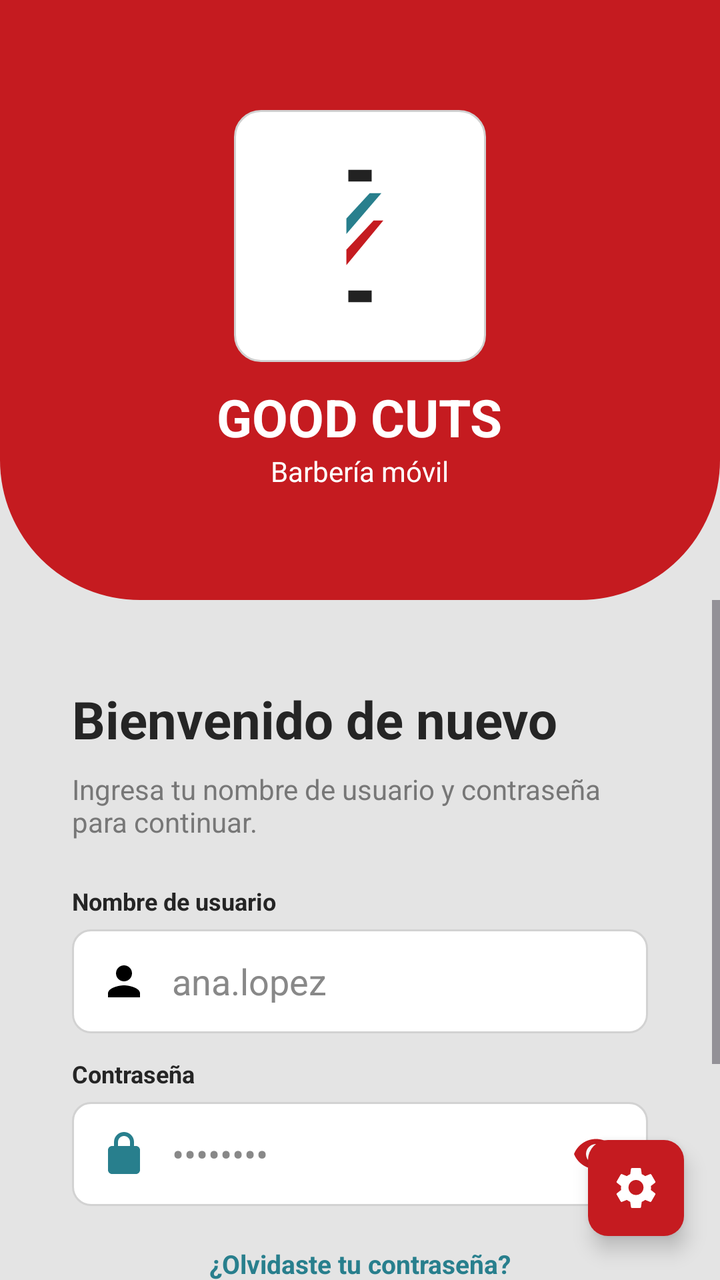
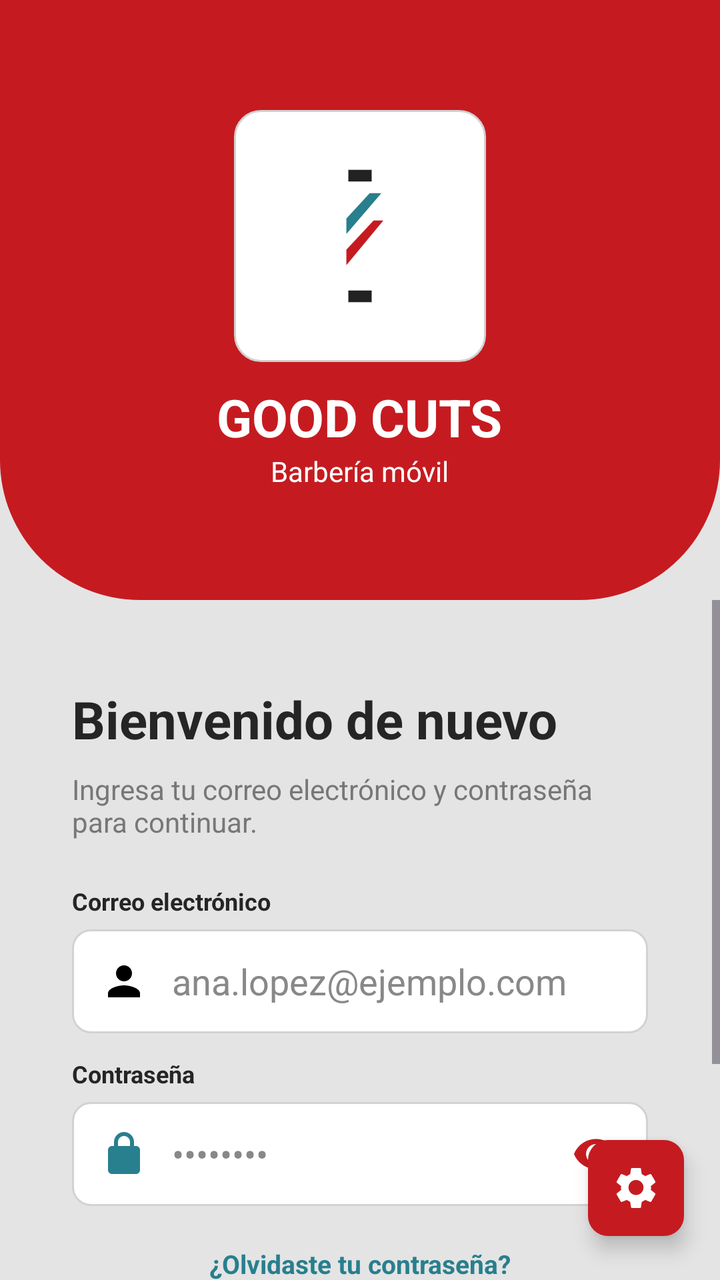

Screens rendered from an Android XML layout before and after an edit, with the pre-edit source and the edit as a unified diff.
<!-- AndroidManifest.xml: application theme Theme.Proyect_BS -->
<!-- res/layout/general_login.xml -->
<FrameLayout xmlns:android="http://schemas.android.com/apk/res/android"
    android:id="@+id/general_login_root"
    android:layout_width="match_parent"
    android:layout_height="match_parent"
    android:background="#E4E4E4">

    <LinearLayout
        android:layout_width="match_parent"
        android:layout_height="match_parent"
        android:orientation="vertical">
    <LinearLayout
        android:id="@+id/general_login_header"
        android:layout_width="match_parent"
        android:layout_height="300dp"
        android:gravity="center"
        android:orientation="vertical"
        android:background="@drawable/bg_general_header">
        <ImageView
            android:layout_width="126dp"
            android:layout_height="126dp"
            android:padding="28dp"
            android:background="@drawable/bg_general_card_light"
            android:src="@drawable/ic_general_battery"
            android:contentDescription="Good Cuts" />
        <TextView
            android:layout_width="wrap_content"
            android:layout_height="wrap_content"
            android:layout_marginTop="10dp"
            android:text="GOOD CUTS"
            android:textColor="@android:color/white"
            android:textSize="26sp"
            android:textStyle="bold" />
        <TextView
            android:layout_width="wrap_content"
            android:layout_height="wrap_content"
            android:text="Barber&#237;a m&#243;vil"
            android:textColor="@android:color/white"
            android:textSize="14sp" />
    </LinearLayout>

    <ScrollView
        android:layout_width="match_parent"
        android:layout_height="0dp"
        android:layout_weight="1"
        android:fillViewport="true">
        <LinearLayout
            android:id="@+id/general_login_content"
            android:layout_width="match_parent"
            android:layout_height="wrap_content"
            android:paddingStart="36dp"
            android:paddingEnd="36dp"
            android:paddingTop="42dp"
            android:paddingBottom="32dp"
            android:orientation="vertical">
            <TextView
                android:layout_width="match_parent"
                android:layout_height="wrap_content"
                android:text="Bienvenido de nuevo"
                android:textColor="#252525"
                android:textSize="26sp"
                android:textStyle="bold" />
            <TextView
                android:layout_width="match_parent"
                android:layout_height="wrap_content"
                android:layout_marginTop="8dp"
                android:text="Ingresa tu nombre de usuario y contrase&#241;a\npara continuar."
                android:textColor="#777777"
                android:textSize="14sp" />
            <TextView
                android:layout_width="match_parent"
                android:layout_height="wrap_content"
                android:layout_marginTop="22dp"
                android:text="Nombre de usuario"
                android:textColor="#252525"
                android:textSize="12sp"
                android:textStyle="bold" />
            <EditText
                android:id="@+id/general_login_username"
                android:layout_width="match_parent"
                android:layout_height="52dp"
                android:layout_marginTop="6dp"
                android:background="@drawable/bg_general_field_light"
                android:drawableStart="@drawable/ic_person"
                android:drawablePadding="12dp"
                android:hint="ana.lopez"
                android:inputType="text"
                android:textColor="#333333"
                android:textColorHint="#888888" />
            <TextView
                android:layout_width="match_parent"
                android:layout_height="wrap_content"
                android:layout_marginTop="12dp"
                android:text="Contrase&#241;a"
                android:textColor="#252525"
                android:textSize="12sp"
                android:textStyle="bold" />
            <EditText
                android:id="@+id/general_login_password"
                android:layout_width="match_parent"
                android:layout_height="52dp"
                android:layout_marginTop="6dp"
                android:background="@drawable/bg_general_field_light"
                android:drawableStart="@drawable/ic_general_lock"
                android:drawablePadding="12dp"
                android:drawableEnd="@drawable/ic_visibility"
                android:hint="&#8226;&#8226;&#8226;&#8226;&#8226;&#8226;&#8226;&#8226;"
                android:inputType="textPassword"
                android:textColor="#333333"
                android:textColorHint="#888888" />
            <TextView
                android:id="@+id/general_login_forgot"
                android:layout_width="match_parent"
                android:layout_height="wrap_content"
                android:layout_marginTop="20dp"
                android:gravity="center"
                android:text="&#191;Olvidaste tu contrase&#241;a?"
                android:textColor="#287F8D"
                android:textSize="13sp"
                android:textStyle="bold" />
            <TextView
                android:id="@+id/general_login_submit"
                android:layout_width="match_parent"
                android:layout_height="50dp"
                android:layout_marginTop="22dp"
                android:background="@drawable/bg_general_button"
                android:gravity="center"
                android:text="Iniciar sesi&#243;n"
                android:textColor="@android:color/white"
                android:textSize="14sp"
                android:textStyle="bold" />
            <TextView
                android:id="@+id/general_login_register"
                android:layout_width="match_parent"
                android:layout_height="wrap_content"
                android:layout_marginTop="36dp"
                android:gravity="center"
                android:text="&#191;No tienes cuenta? Reg&#237;strate"
                android:textColor="#777777"
                android:textSize="13sp"
                android:textStyle="bold" />
        </LinearLayout>
    </ScrollView>
    </LinearLayout>
    <ImageView
        android:id="@+id/general_login_settings"
        android:layout_width="48dp"
        android:layout_height="48dp"
        android:layout_gravity="bottom|end"
        android:layout_marginEnd="18dp"
        android:layout_marginBottom="22dp"
        android:background="@drawable/bg_general_button"
        android:contentDescription="Configuracion general"
        android:elevation="6dp"
        android:padding="12dp"
        android:src="@drawable/ic_settings"
        android:tint="@android:color/white" />
</FrameLayout>
<!-- resources referenced by this layout -->
<resources>
  <!-- drawable bg_general_button (drawable) -->
  <shape xmlns:android="http://schemas.android.com/apk/res/android">
      <solid android:color="#C51B20" />
      <corners android:radius="10dp" />
  </shape>
  <!-- drawable bg_general_card_light (drawable) -->
  <shape xmlns:android="http://schemas.android.com/apk/res/android">
      <solid android:color="#FFFFFF" />
      <stroke android:width="1dp" android:color="#D1D1D1" />
      <corners android:radius="13dp" />
  </shape>
  <!-- drawable bg_general_field_light (drawable) -->
  <shape xmlns:android="http://schemas.android.com/apk/res/android">
      <solid android:color="#FFFFFF" />
      <stroke android:width="1dp" android:color="#D2D2D2" />
      <corners android:radius="9dp" />
      <padding android:left="14dp" android:top="0dp" android:right="14dp" android:bottom="0dp" />
  </shape>
  <!-- drawable bg_general_header (drawable) -->
  <shape xmlns:android="http://schemas.android.com/apk/res/android">
      <solid android:color="#C51B20" />
      <corners android:bottomLeftRadius="70dp" android:bottomRightRadius="70dp" />
  </shape>
  <!-- drawable ic_general_battery (drawable) -->
  <vector xmlns:android="http://schemas.android.com/apk/res/android"
      android:width="48dp"
      android:height="72dp"
      android:viewportWidth="48"
      android:viewportHeight="72">
      <path android:fillColor="#FFFFFF" android:pathData="M14,8h20c3.3,0 6,2.7 6,6v44c0,3.3 -2.7,6 -6,6H14c-3.3,0 -6,-2.7 -6,-6V14c0,-3.3 2.7,-6 6,-6z" />
      <path android:fillColor="#222222" android:pathData="M18,2h12v6H18zM18,64h12v6H18z" />
      <path android:fillColor="#287F8D" android:pathData="M29,14h6L17,35v-8z" />
      <path android:fillColor="#C51B20" android:pathData="M31,28h5L17,51v-8z" />
  </vector>
  <!-- drawable ic_general_lock (drawable) -->
  <vector xmlns:android="http://schemas.android.com/apk/res/android"
      android:width="24dp" android:height="24dp" android:viewportWidth="24" android:viewportHeight="24">
      <path android:fillColor="#287F8D" android:pathData="M18,8h-1V6c0,-2.76 -2.24,-5 -5,-5S7,3.24 7,6v2H6c-1.1,0 -2,0.9 -2,2v10c0,1.1 0.9,2 2,2h12c1.1,0 2,-0.9 2,-2V10c0,-1.1 -0.9,-2 -2,-2zM9,6c0,-1.66 1.34,-3 3,-3s3,1.34 3,3v2H9V6z" />
  </vector>
  <!-- drawable ic_person (drawable) -->
  <?xml version="1.0" encoding="utf-8"?>
  <vector xmlns:android="http://schemas.android.com/apk/res/android"
      android:width="24dp"
      android:height="24dp"
      android:viewportWidth="24"
      android:viewportHeight="24">
      <path
          android:fillColor="#FF000000"
          android:pathData="M12,12c2.21,0 4,-1.79 4,-4s-1.79,-4 -4,-4 -4,1.79 -4,4 1.79,4 4,4zM12,14c-2.67,0 -8,1.34 -8,4v2h16v-2c0,-2.66 -5.33,-4 -8,-4z" />
  </vector>
  <!-- drawable ic_visibility (drawable) -->
  <?xml version="1.0" encoding="utf-8"?>
  <vector xmlns:android="http://schemas.android.com/apk/res/android"
      android:width="24dp"
      android:height="24dp"
      android:viewportWidth="24"
      android:viewportHeight="24">
      <path
          android:fillColor="#C51B20"
          android:pathData="M12,4.5C7,4.5 2.73,7.61 1,12c1.73,4.39 6,7.5 11,7.5s9.27,-3.11 11,-7.5c-1.73,-4.39 -6,-7.5 -11,-7.5zM12,17c-2.76,0 -5,-2.24 -5,-5s2.24,-5 5,-5 5,2.24 5,5 -2.24,5 -5,5zM12,9c-1.66,0 -3,1.34 -3,3s1.34,3 3,3 3,-1.34 3,-3 -1.34,-3 -3,-3z" />
  </vector>
  <style name="Theme.Proyect_BS" parent="Base.Theme.Proyect_BS" />
  <style name="Base.Theme.Proyect_BS" parent="Theme.Material3.Light.NoActionBar">
          <item name="adminSearchBackground">@android:color/white</item>
          <item name="adminSearchTextColor">#333333</item>
          <item name="adminSearchHintColor">#757575</item>
          <item name="adminSearchIconColor">#464646</item>
          <item name="android:fontFamily">sans-serif</item>
          <item name="android:statusBarColor">#C51B20</item>
          <item name="android:navigationBarColor">#000000</item>
          <item name="android:windowLightStatusBar">false</item>
      </style>
  <!-- unchanged entries left out for length: 1 -->
</resources>

<!-- the commit's change to res/layout/general_login.xml (unified diff, before → after) -->
@@ -63,14 +63,14 @@
                 android:layout_width="match_parent"
                 android:layout_height="wrap_content"
                 android:layout_marginTop="8dp"
-                android:text="Ingresa tu nombre de usuario y contrase&#241;a\npara continuar."
+                android:text="Ingresa tu correo electrónico y contrase&#241;a\npara continuar."
                 android:textColor="#777777"
                 android:textSize="14sp" />
             <TextView
                 android:layout_width="match_parent"
                 android:layout_height="wrap_content"
                 android:layout_marginTop="22dp"
-                android:text="Nombre de usuario"
+                android:text="Correo electrónico"
                 android:textColor="#252525"
                 android:textSize="12sp"
                 android:textStyle="bold" />
@@ -82,8 +82,8 @@
                 android:background="@drawable/bg_general_field_light"
                 android:drawableStart="@drawable/ic_person"
                 android:drawablePadding="12dp"
-                android:hint="ana.lopez"
-                android:inputType="text"
+                android:hint="ana.lopez@ejemplo.com"
+                android:inputType="textEmailAddress"
                 android:textColor="#333333"
                 android:textColorHint="#888888" />
             <TextView
